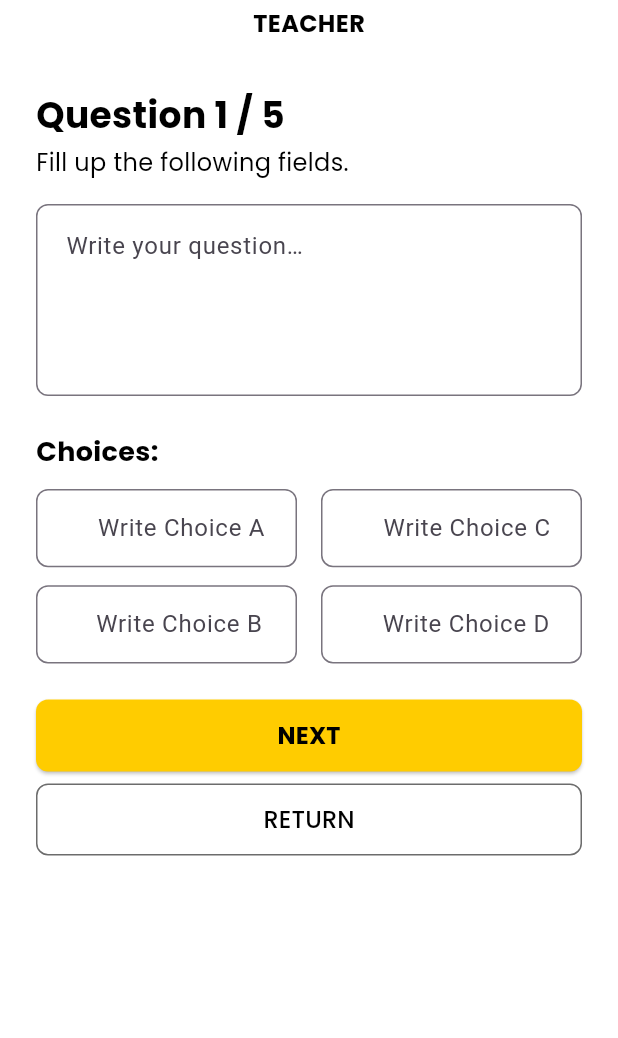
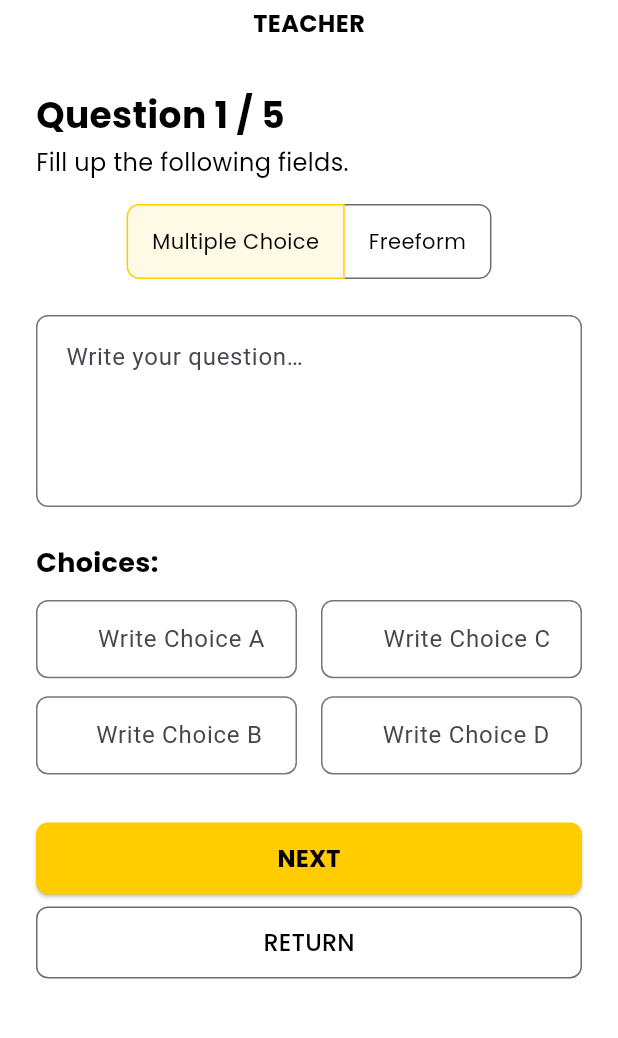
Before and after one commit to KubangPawis/cheez-quiz-app, a Flutter app: the TeacherQuestionPage screen opened by its route, on a phone screen of 412 x 824 dp, the part 93-1131 px from its top. Run offline on Flutter 3.47's test engine with Material 3 defaults, Android fonts, the phone set to English and light mode, and no system bars; our stand-ins replace cloud_firestore, firebase_auth, firebase_core, google_fonts; accounts and stored records are empty.

Commit message:
feat: add question type option in quiz creation

```diff
--- a/lib/pages/creation.dart
+++ b/lib/pages/creation.dart
@@ -31,7 +31,8 @@ class _TeacherQuestionPageState extends State<TeacherQuestionPage> {
       _choiceC,
       _choiceD;
 
-  static String? _quizId; // Persist across pages
+  bool _isMultipleChoice = true;
+  static String? _quizId;
 
   @override
   void initState() {
@@ -54,9 +55,9 @@ class _TeacherQuestionPageState extends State<TeacherQuestionPage> {
   }
 
   void _saveQuestion() async {
-    if (_formKey.currentState!.validate()) {
+    if (!_formKey.currentState!.validate()) return;
+
     final user = _auth.currentUser;
-
     if (user == null) {
       ScaffoldMessenger.of(context).showSnackBar(
         const SnackBar(content: Text('User not logged in')),
@@ -64,20 +65,22 @@ class _TeacherQuestionPageState extends State<TeacherQuestionPage> {
       return;
     }
 
+    // gather data
     final question = _questionCtrl.text.trim();
-      final choices = {
+    final choices = _isMultipleChoice
+        ? {
             'A': _choiceA.text.trim(),
             'B': _choiceB.text.trim(),
             'C': _choiceC.text.trim(),
             'D': _choiceD.text.trim(),
-      };
+          }
+        : <String, String>{};
 
-      const correctAnswer = 'A'; // Default
+    const correctAnswer = 'A';
 
     if (_quizId == null) {
       _quizId = await _firestore.createQuiz('Untitled Quiz', user.uid);
     }
-
     await _firestore.addQuestion(
       quizId: _quizId!,
       question: question,
@@ -85,6 +88,7 @@ class _TeacherQuestionPageState extends State<TeacherQuestionPage> {
       correctAnswer: correctAnswer,
     );
 
+    // next / finish
     if (widget.questionIndex < widget.totalQuestions) {
       Navigator.pushReplacement(
         context,
@@ -99,63 +103,114 @@ class _TeacherQuestionPageState extends State<TeacherQuestionPage> {
       ScaffoldMessenger.of(context).showSnackBar(
         const SnackBar(content: Text('All questions saved!')),
       );
-        _quizId = null; // Reset for next quiz
+      _quizId = null;
       Navigator.of(context).pop();
     }
   }
-  }
 
-  Widget choiceField(String label, TextEditingController ctrl, String hintText) {
+  Widget choiceField(String label, TextEditingController ctrl, String hint) {
     return Expanded(
       child: TextFormField(
         controller: ctrl,
         decoration: InputDecoration(
-          hintText: hintText,
+          hintText: hint,
           border: OutlineInputBorder(
             borderRadius: BorderRadius.circular(8),
             borderSide: const BorderSide(color: Color(strokeColor)),
           ),
-          contentPadding: const EdgeInsets.symmetric(horizontal: 12, vertical: 14),
-          prefix: Text(
-            '$label  ',
-            style: titleStyle(textColor: Colors.black, fontSize: 16),
+          contentPadding:
+              const EdgeInsets.symmetric(horizontal: 12, vertical: 14),
+          prefix: Text('$label  ', style: titleStyle(textColor: Colors.black, fontSize: 16)),
         ),
-        ),
-        validator: (v) => (v ?? '').isEmpty ? 'Please enter a choice' : null,
+        validator: (v) {
+          if (!_isMultipleChoice) return null;
+          return (v ?? '').isEmpty ? 'Required' : null;
+        },
       ),
     );
   }
 
   @override
   Widget build(BuildContext context) {
+    const maxWidth = 900.0;
+    const gap = 16.0;
+
     return Scaffold(
       backgroundColor: Colors.white,
       body: SafeArea(
         child: Center(
           child: ConstrainedBox(
-            constraints: const BoxConstraints(maxWidth: 900),
+            constraints: const BoxConstraints(maxWidth: maxWidth),
             child: Padding(
               padding: const EdgeInsets.symmetric(horizontal: 24, vertical: 16),
               child: Column(
                 crossAxisAlignment: CrossAxisAlignment.stretch,
                 children: [
+                  // ── HEADER ─────────────────────────────
                   Center(
                     child: Row(
                       mainAxisSize: MainAxisSize.min,
                       children: [
-                        Text('CheezQuiz', style: titleStyle(textColor: const Color(primaryColor), fontSize: 32)),
+                        Text(
+                          'CheezQuiz',
+                          style:
+                              titleStyle(textColor: Color(primaryColor), fontSize: 32),
+                        ),
                         const SizedBox(width: 8),
                         Image.asset('assets/cheese-icon.png', width: 32, height: 32),
                       ],
                     ),
                   ),
                   const SizedBox(height: 4),
-                  Center(child: Text('TEACHER', style: titleStyle(textColor: Colors.black, fontSize: 16))),
+                  Center(
+                    child:
+                        Text('TEACHER', style: titleStyle(textColor: Colors.black, fontSize: 16)),
+                  ),
+
                   const SizedBox(height: 32),
-                  Text('Question ${widget.questionIndex} / ${widget.totalQuestions}', style: titleStyle(textColor: Colors.black, fontSize: 24)),
+
+                  // ── QUESTION INDEX & INSTRUCTION ────────
+                  Text(
+                    'Question ${widget.questionIndex} / ${widget.totalQuestions}',
+                    style: titleStyle(textColor: Colors.black, fontSize: 24),
+                  ),
                   const SizedBox(height: 4),
-                  Text('Fill up the following fields.', style: subtitleStyle(textColor: Colors.black, fontSize: 16)),
+                  Text(
+                    'Fill up the following fields.',
+                    style: subtitleStyle(textColor: Colors.black, fontSize: 16),
+                  ),
+
                   const SizedBox(height: 16),
+
+                  // ── TYPE TOGGLE ────────────────────────
+                  Center(
+                    child: ToggleButtons(
+                      isSelected: [_isMultipleChoice, !_isMultipleChoice],
+                      onPressed: (i) => setState(() {
+                        _isMultipleChoice = (i == 0);
+                      }),
+                      borderColor: const Color(strokeColor),
+                      selectedBorderColor: const Color(primaryColor),
+                      fillColor: const Color(primaryColor).withOpacity(0.1),
+                      borderRadius: BorderRadius.circular(8),
+                      children: [
+                        Padding(
+                          padding: const EdgeInsets.symmetric(horizontal: 16),
+                          child: Text('Multiple Choice',
+                              style: subtitleStyle(textColor: Colors.black, fontSize: 14)),
+                        ),
+                        Padding(
+                          padding: const EdgeInsets.symmetric(horizontal: 16),
+                          child: Text('Freeform',
+                              style: subtitleStyle(textColor: Colors.black, fontSize: 14)),
+                        ),
+                      ],
+                    ),
+                  ),
+
+                  const SizedBox(height: 24),
+
+                  // ── QUESTION BOX ───────────────────────
                   Form(
                     key: _formKey,
                     child: TextFormField(
@@ -169,36 +224,59 @@ class _TeacherQuestionPageState extends State<TeacherQuestionPage> {
                         ),
                         contentPadding: const EdgeInsets.all(16),
                       ),
-                      validator: (v) => (v ?? '').isEmpty ? 'Please enter a question' : null,
+                      validator: (v) =>
+                          (v ?? '').isEmpty ? 'Please enter a question' : null,
                     ),
                   ),
+
+                  // ── CHOICES ONLY IF MULTIPLE CHOICE ─────
+                  if (_isMultipleChoice) ...[
                     const SizedBox(height: 24),
                     Text('Choices:', style: titleStyle(textColor: Colors.black, fontSize: 18)),
                     const SizedBox(height: 12),
-                  Row(children: [choiceField('A.', _choiceA, 'Write Choice A'), const SizedBox(width: 16), choiceField('C.', _choiceC, 'Write Choice C')]),
+                    Row(
+                      children: [
+                        choiceField('A.', _choiceA, 'Write Choice A'),
+                        SizedBox(width: gap),
+                        choiceField('C.', _choiceC, 'Write Choice C'),
+                      ],
+                    ),
                     const SizedBox(height: 12),
-                  Row(children: [choiceField('B.', _choiceB, 'Write Choice B'), const SizedBox(width: 16), choiceField('D.', _choiceD, 'Write Choice D')]),
-                  const SizedBox(height: 24),
+                    Row(
+                      children: [
+                        choiceField('B.', _choiceB, 'Write Choice B'),
+                        SizedBox(width: gap),
+                        choiceField('D.', _choiceD, 'Write Choice D'),
+                      ],
+                    ),
+                  ],
+
+                  const SizedBox(height: 32),
+
+                  // ── NEXT / RETURN ───────────────────────
                   SizedBox(
                     height: 48,
-                    width: double.infinity,
                     child: ElevatedButton(
-                      style: ElevatedButton.styleFrom(backgroundColor: const Color(primaryColor), shape: RoundedRectangleBorder(borderRadius: BorderRadius.circular(8))),
+                      style: ElevatedButton.styleFrom(
+                        backgroundColor: const Color(primaryColor),
+                        shape: RoundedRectangleBorder(borderRadius: BorderRadius.circular(8)),
+                      ),
                       onPressed: _saveQuestion,
-                      child: Text('NEXT', style: titleStyle(textColor: Colors.black, fontSize: 16)),
+                      child: Text('NEXT',
+                          style: titleStyle(textColor: Colors.black, fontSize: 16)),
                     ),
                   ),
                   const SizedBox(height: 8),
                   SizedBox(
                     height: 48,
-                    width: double.infinity,
                     child: OutlinedButton(
                       style: OutlinedButton.styleFrom(
                         side: const BorderSide(color: Color(strokeColor)),
                         shape: RoundedRectangleBorder(borderRadius: BorderRadius.circular(8)),
                       ),
                       onPressed: () => Navigator.of(context).pop(),
-                      child: Text('RETURN', style: subtitleStyle(textColor: Colors.black, fontSize: 16)),
+                      child: Text('RETURN',
+                          style: subtitleStyle(textColor: Colors.black, fontSize: 16)),
                     ),
                   ),
                 ],
@@ -212,7 +290,8 @@ class _TeacherQuestionPageState extends State<TeacherQuestionPage> {
 
   TextStyle titleStyle({required Color textColor, required double? fontSize}) {
     return GoogleFonts.poppins(
-      textStyle: TextStyle(fontSize: fontSize, fontWeight: FontWeight.bold, color: textColor),
+      textStyle:
+          TextStyle(fontSize: fontSize, fontWeight: FontWeight.bold, color: textColor),
     );
   }
 
```
Lines whose indentation alone changed are shown as unchanged.
